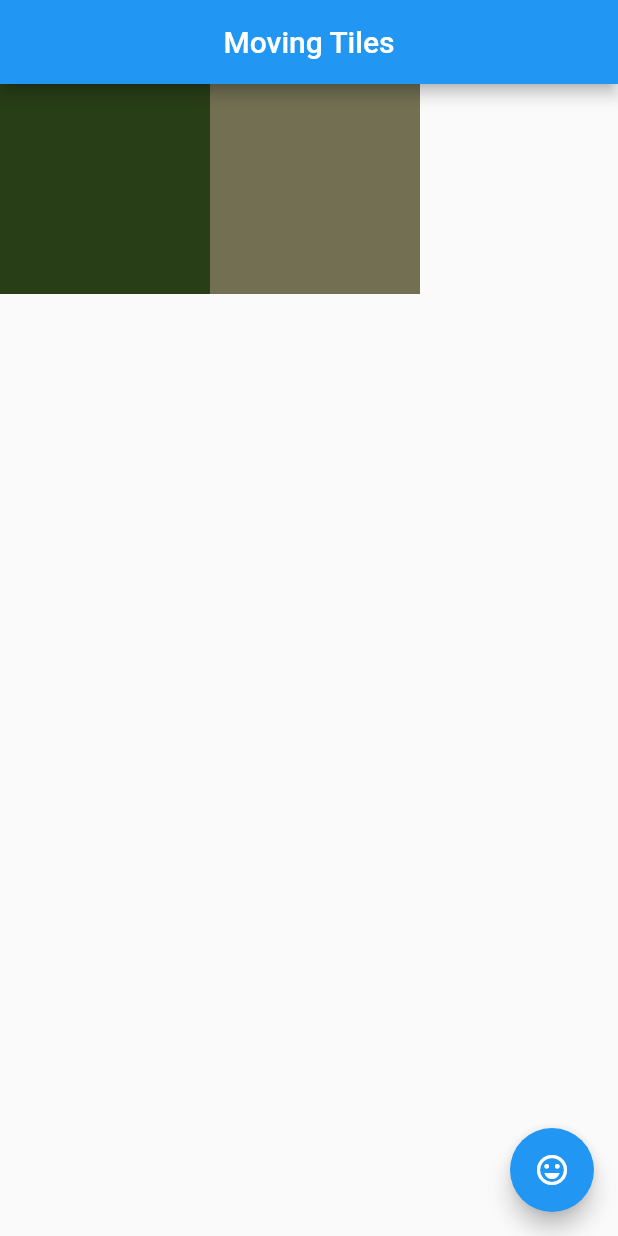
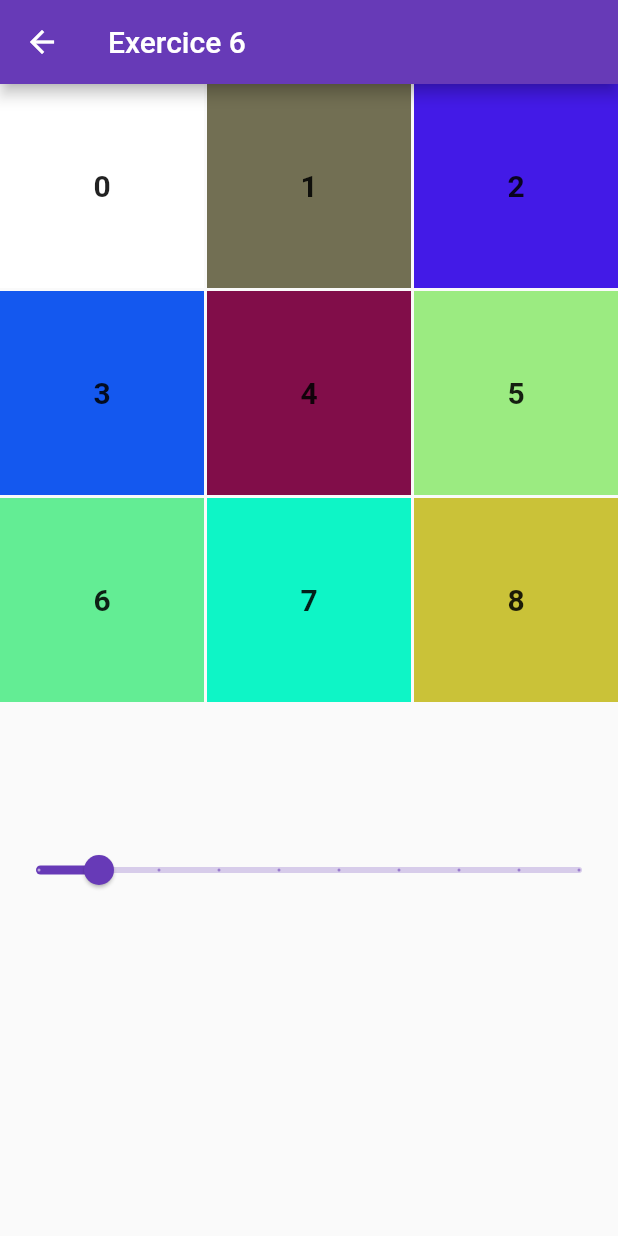
Before and after one commit to Lyrye/AMSE_Tp2, a Flutter app: the PositionedTiles screen opened directly, on a phone screen of 412 x 824 dp. Run offline on Flutter 3.47's test engine with Material 2 defaults, Android fonts, the phone set to English and light mode, and no system bars; network calls fail.

Commit message:
Exercice 6

```diff
--- a/lib/Exercice 6.dart
+++ b/lib/Exercice 6.dart
@@ -1,6 +1,5 @@
 import 'package:flutter/material.dart';
 import 'dart:math' as math;
-
 // ==============
 // Models
 // ==============
@@ -9,34 +8,36 @@ math.Random random = new math.Random();
 
 class Tile {
   Color color;
+  int index;
 
-  Tile(this.color);
-  Tile.randomColor() {
+  Tile(this.color, this.index);
+
+  Tile.randomColor(int index) {
     this.color = Color.fromARGB(
         255, random.nextInt(255), random.nextInt(255), random.nextInt(255));
+    this.index = index;
   }
 }
-
-// ==============
-// Widgets
-// ==============
 
 class TileWidget extends StatelessWidget {
   final Tile tile;
 
   TileWidget(this.tile);
 
+
+
   @override
   Widget build(BuildContext context) {
     return this.coloredBox();
   }
-
   Widget coloredBox() {
     return Container(
         color: tile.color,
-        child: Padding(
-          padding: EdgeInsets.all(70.0),
-        ));
+        child:Align(
+          alignment: Alignment.center,
+          child: Text(tile.index.toString(), style: TextStyle(fontSize: 20,fontWeight: FontWeight.bold),),
+        )
+    );
   }
 }
 
@@ -48,25 +49,101 @@ class PositionedTiles extends StatefulWidget {
 }
 
 class PositionedTilesState extends State<PositionedTiles> {
-  List<Widget> tiles =
-  List<Widget>.generate(2, (index) => TileWidget(Tile.randomColor()));
+  int indexSwap = 0;
 
-  @override
+  GridView createGridView(List <Widget> _listTile, int value ){
+
+    return GridView.builder(
+        gridDelegate: SliverGridDelegateWithFixedCrossAxisCount(
+          crossAxisCount: value,
+          crossAxisSpacing: 2.0,
+          mainAxisSpacing: 2.0
+        ),
+        itemCount: value * value,
+        itemBuilder: (BuildContext context, int index)
+          { if (index == indexSwap) {
+            return Container(
+
+              child: TileWidget(new Tile(Colors.white, 0)),
+            );
+          }
+          else
+            {
+              return Container (
+                  child: InkWell(
+                     child: _listTile[index],
+
+                    onTap: ()
+                    {
+                      if (index == indexSwap -1 || index == indexSwap +1 || index == indexSwap -_currentSliderValue || index == indexSwap +_currentSliderValue )
+                      {
+                        swapTiles(index, indexSwap);
+                      }
+                },
+              )
+              );
+            }
+          });
+
+
+  }
+  int _currentSliderValue = 3;
+
+  List<Widget> tiles = List<Widget>.generate(10*10, (index) => TileWidget(Tile.randomColor(index)));
+
   Widget build(BuildContext context) {
+
+    var mediaQueryData = MediaQuery.of(context);
+
     return Scaffold(
       appBar: AppBar(
-        title: Text('Moving Tiles'),
-        centerTitle: true,
+        title: Text('Exercice 6'),
       ),
-      body: Row(children: tiles),
-      floatingActionButton: FloatingActionButton(
-          child: Icon(Icons.sentiment_very_satisfied), onPressed: swapTiles),
+      body: ListView(
+        scrollDirection: Axis.vertical,
+        shrinkWrap: true,
+        children: [
+          SizedBox(
+            height: 500,
+            width: 400,
+            child:Container(
+                child: createGridView(tiles,_currentSliderValue)
+            ),
+          ),
+          Container(
+            width: mediaQueryData.size.width * (7 / 8),
+            child: Slider(
+                value: _currentSliderValue.toDouble(),
+                min: 2,
+                max: 10,
+                divisions: 9,
+                label: _currentSliderValue.round().toString(),
+                onChanged: (double value) {
+                  setState(() {
+                    indexSwap = 0;
+                    _currentSliderValue = value.toInt();
+                  });
+                }),)
+        ],)
+
+
     );
   }
 
-  swapTiles() {
+  swapTiles(int index1, int emptyIndex) {
     setState(() {
-      tiles.insert(1, tiles.removeAt(0));
+      print("Button pressed");
+      tiles.insert(index1, tiles.removeAt(emptyIndex));
+      if (index1 == _currentSliderValue+emptyIndex)
+        {
+          tiles.insert(emptyIndex, tiles.removeAt(index1-1));
+        }
+      if (index1 == emptyIndex -_currentSliderValue)
+        {
+          tiles.insert(emptyIndex, tiles.removeAt(index1+1));
+        }
+      indexSwap = index1;
     });
   }
+
 }
--- a/lib/main.dart
+++ b/lib/main.dart
@@ -11,7 +11,7 @@ class MyApp extends StatelessWidget {
     return MaterialApp(
       title: 'Flutter Demo',
       theme: ThemeData(
-        primarySwatch: Colors.blue,
+        primarySwatch: Colors.deepPurple,
         visualDensity: VisualDensity.adaptivePlatformDensity,
       ),
       home: MyHomePage(title: 'Flutter Demo Home Page'),
@@ -36,7 +36,6 @@ class _MyHomePageState extends State<MyHomePage> {
   Widget build(BuildContext context) {
     return Scaffold(
       appBar: AppBar(
-
         title: Text(widget.title),
       ),
       body: Center(
--- a/pubspec.yaml
+++ b/pubspec.yaml
@@ -28,6 +28,7 @@ dependencies:
   # The following adds the Cupertino Icons font to your application.
   # Use with the CupertinoIcons class for iOS style icons.
   cupertino_icons: ^1.0.0
+
 
 dev_dependencies:
   flutter_test:
```
Also changed, not shown: lib/Exercice 3.dart (+10 -1 lines), lib/Exercice 5.dart (+13 -8 lines), pubspec.lock.
